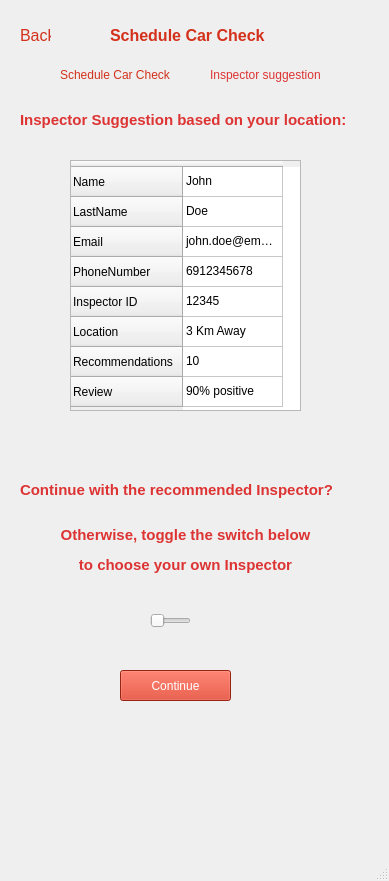
Above: src/ui/qt_ui/car_check_2.ui from st1069364/CarBazaar before the change. Below: the same form after it.
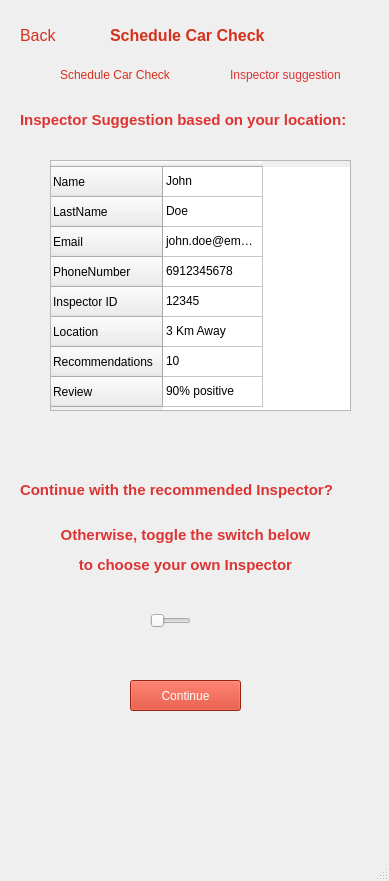
That is the form after the change. Icons and pictures are not drawn.

Commit message: Minor corrections on screen 2 of car check

What changed in the file:
```diff
--- a/src/ui/qt_ui/car_check_2.ui
+++ b/src/ui/qt_ui/car_check_2.ui
@@ -19,7 +19,7 @@
      <rect>
       <x>20</x>
       <y>20</y>
-      <width>31</width>
+      <width>41</width>
       <height>31</height>
      </rect>
     </property>
@@ -114,7 +114,7 @@
      <rect>
       <x>60</x>
       <y>60</y>
-      <width>121</width>
+      <width>141</width>
       <height>31</height>
      </rect>
     </property>
@@ -144,7 +144,7 @@
    <widget class="QLabel" name="label_15">
     <property name="geometry">
      <rect>
-      <x>170</x>
+      <x>200</x>
       <y>60</y>
       <width>31</width>
       <height>31</height>
@@ -163,9 +163,9 @@
    <widget class="QLabel" name="label_5">
     <property name="geometry">
      <rect>
-      <x>210</x>
+      <x>230</x>
       <y>60</y>
-      <width>121</width>
+      <width>151</width>
       <height>31</height>
      </rect>
     </property>
@@ -178,7 +178,7 @@
      <rect>
       <x>20</x>
       <y>110</y>
-      <width>341</width>
+      <width>351</width>
       <height>21</height>
      </rect>
     </property>
@@ -234,8 +234,8 @@
    <widget class="QPushButton" name="pushButton">
     <property name="geometry">
      <rect>
-      <x>120</x>
-      <y>670</y>
+      <x>130</x>
+      <y>680</y>
       <width>111</width>
       <height>31</height>
      </rect>
@@ -251,9 +251,9 @@
    <widget class="QTableWidget" name="tableWidget">
     <property name="geometry">
      <rect>
-      <x>70</x>
+      <x>50</x>
       <y>160</y>
-      <width>231</width>
+      <width>301</width>
       <height>251</height>
      </rect>
     </property>
```
Left out of the diff: 23 changed lines with no effect on the pictures. The commit also changes 1 other file.
